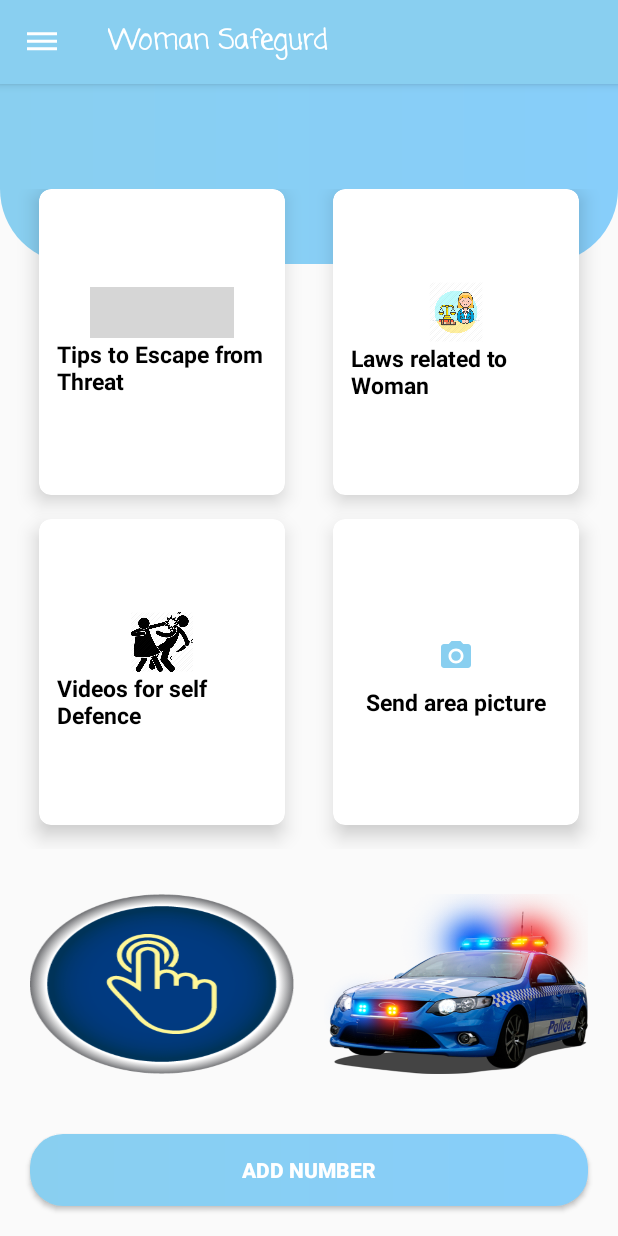
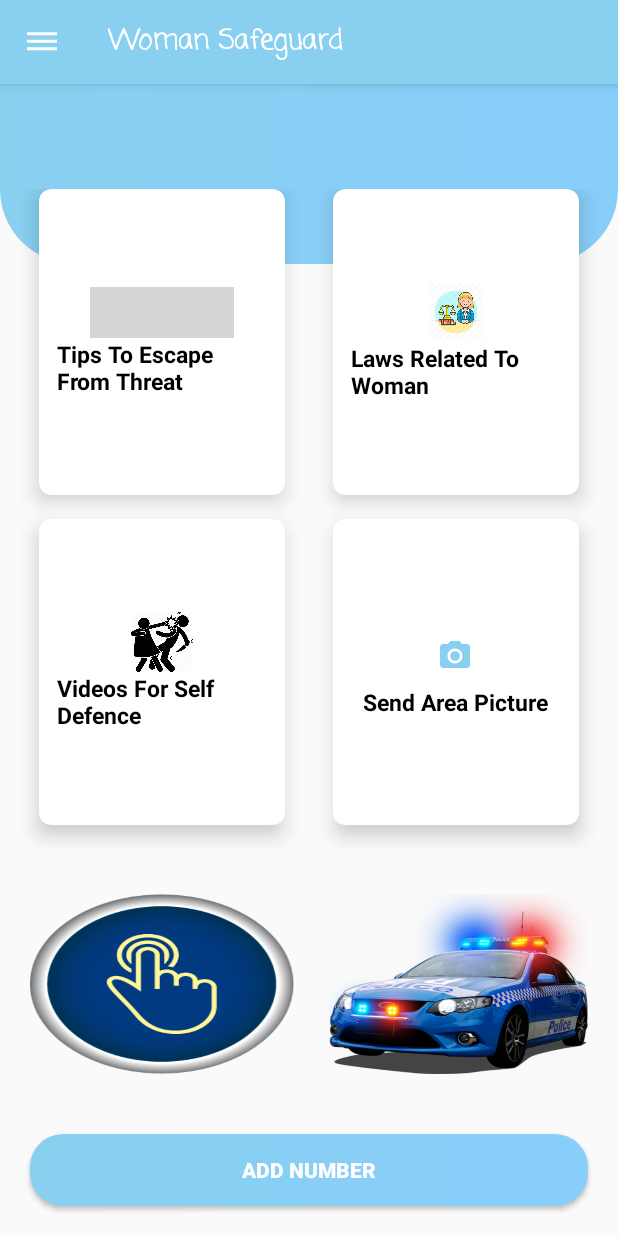
Before and after one commit to sayan2407/Woman-Safegurd, an Android app: the screen it shows after launch (HomeActivity), on a phone screen of 412 x 824 dp. Run offline under Robolectric (Android 15) with nearby library versions, the phone set to English and light mode, and no system bars; our stand-ins replace CircleImageView; grey boxes are pictures that could not be loaded.

```diff
--- a/app/src/main/res/layout/activity_main.xml
+++ b/app/src/main/res/layout/activity_main.xml
@@ -13,7 +13,7 @@
        android:layout_marginTop="100sp"
        android:padding="10sp"
        android:fontFamily="serif"
-       android:text="@string/welcome_to_woman_safegurd"
+       android:text="@string/welcome_to_woman_safeguard"
        android:textStyle="bold"
        android:textSize="18sp"
        android:textColor="@color/white"
--- a/app/src/main/res/values/strings.xml
+++ b/app/src/main/res/values/strings.xml
@@ -1,6 +1,6 @@
 <resources>
-    <string name="app_name">Woman Safegurd</string>
-    <string name="welcome_to_woman_safegurd">Welcome To Woman Safegurd</string>
+    <string name="app_name">Woman Safeguard</string>
+    <string name="welcome_to_woman_safeguard">Welcome To Woman Safeguard</string>
     <string name="quotes">
         Nothing is stronger than a woman who is fighting for what she believes in.
     </string>
@@ -11,10 +11,10 @@
     <string name="phone">Phone :</string>
     <string name="name">Name :</string>
     <string name="delete">Delete</string>
-    <string name="tips_to_escape_from_threat">Tips to Escape from Threat</string>
-    <string name="laws_related_to_woman">Laws related to Woman</string>
-    <string name="videos_for_self_defence">Videos for self Defence</string>
-    <string name="send_area_picture">Send area picture</string>
+    <string name="tips_to_escape_from_threat">Tips To Escape From Threat</string>
+    <string name="laws_related_to_woman">Laws Related To Woman</string>
+    <string name="videos_for_self_defence">Videos For Self Defence</string>
+    <string name="send_area_picture">Send Area Picture</string>
     <string name="tips_to_escape">Tips To Escape</string>
 
     <string name="et1">1. What should a woman do if she finds herselfalone in the company of a strange male as she prepares to enter a lift in a High Rise apartment late at night..???</string>
```
Also changed, not shown: app/src/main/java/com/shalaka/womansafegurd/HomeActivity.java (+124 -6 lines).
